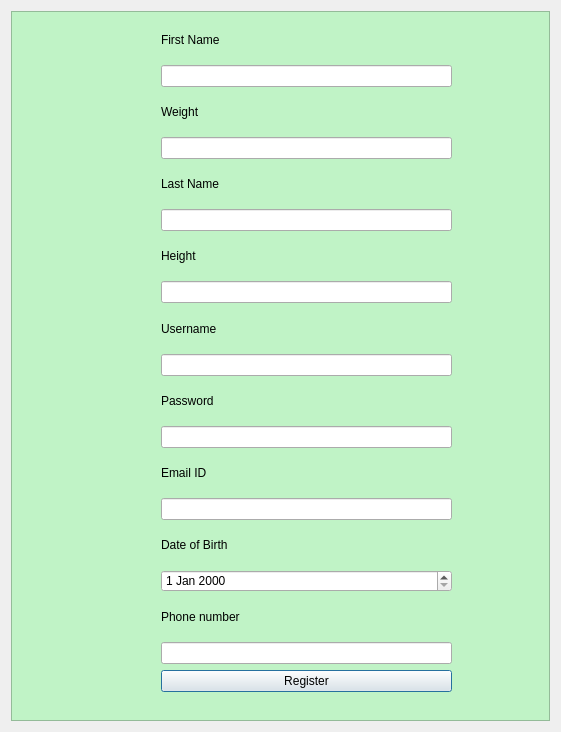
burr1to/kaizen, file Kaizen/signup.ui: the form before one commit.
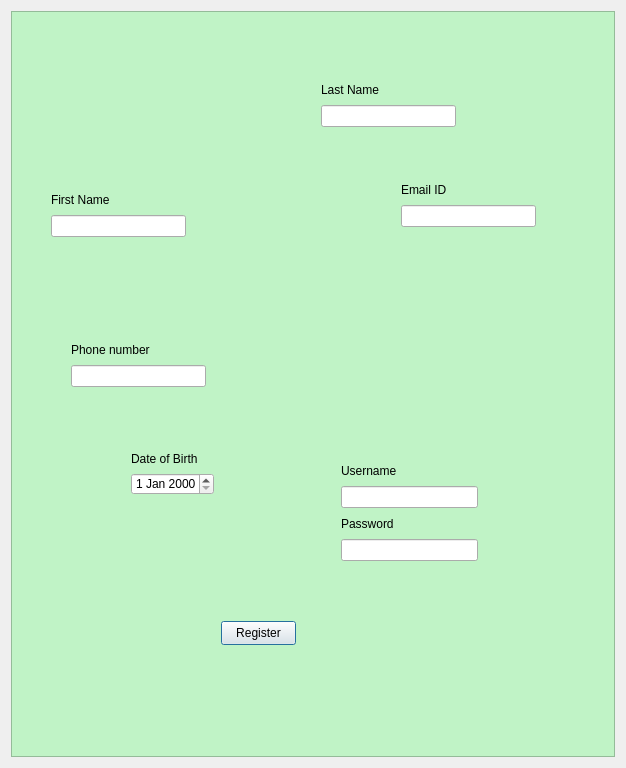
The form after the commit.

```diff
--- a/Kaizen/signup.ui
+++ b/Kaizen/signup.ui
@@ -6,8 +6,8 @@
    <rect>
     <x>0</x>
     <y>0</y>
-    <width>561</width>
-    <height>732</height>
+    <width>626</width>
+    <height>768</height>
    </rect>
   </property>
   <property name="windowTitle">
@@ -27,47 +27,50 @@
      <property name="frameShadow">
       <enum>QFrame::Raised</enum>
      </property>
-     <widget class="QWidget" name="">
+     <widget class="QPushButton" name="pushButton">
       <property name="geometry">
        <rect>
-        <x>150</x>
-        <y>10</y>
-        <width>291</width>
-        <height>671</height>
+        <x>210</x>
+        <y>610</y>
+        <width>75</width>
+        <height>24</height>
        </rect>
       </property>
-      <layout class="QVBoxLayout" name="verticalLayout_11">
-       <item>
-        <layout class="QVBoxLayout" name="verticalLayout_10">
-         <item>
-          <layout class="QVBoxLayout" name="verticalLayout">
-           <item>
-            <widget class="QLabel" name="label">
              <property name="text">
-              <string>First Name</string>
-             </property>
-            </widget>
-           </item>
+       <string>Register</string>
+      </property>
+     </widget>
+     <widget class="QWidget" name="layoutWidget">
+      <property name="geometry">
+       <rect>
+        <x>120</x>
+        <y>440</y>
+        <width>83</width>
+        <height>44</height>
+       </rect>
+      </property>
+      <layout class="QVBoxLayout" name="verticalLayout_5">
            <item>
-            <widget class="QLineEdit" name="lineEdit"/>
-           </item>
-          </layout>
-         </item>
-         <item>
-          <layout class="QVBoxLayout" name="verticalLayout_6">
-           <item>
-            <widget class="QLabel" name="label_6">
+        <widget class="QLabel" name="label_5">
              <property name="text">
-              <string>Weight</string>
+          <string>Date of Birth</string>
              </property>
             </widget>
            </item>
            <item>
-            <widget class="QLineEdit" name="lineEdit_5"/>
-           </item>
-          </layout>
-         </item>
-         <item>
+        <widget class="QDateEdit" name="dob"/>
+       </item>
+      </layout>
+     </widget>
+     <widget class="QWidget" name="layoutWidget">
+      <property name="geometry">
+       <rect>
+        <x>310</x>
+        <y>70</y>
+        <width>135</width>
+        <height>46</height>
+       </rect>
+      </property>
           <layout class="QVBoxLayout" name="verticalLayout_2">
            <item>
             <widget class="QLabel" name="label_2">
@@ -77,53 +80,19 @@
             </widget>
            </item>
            <item>
-            <widget class="QLineEdit" name="lineEdit_2"/>
-           </item>
-          </layout>
-         </item>
-         <item>
-          <layout class="QVBoxLayout" name="verticalLayout_7">
-           <item>
-            <widget class="QLabel" name="label_7">
-             <property name="text">
-              <string>Height</string>
-             </property>
-            </widget>
-           </item>
-           <item>
-            <widget class="QLineEdit" name="lineEdit_6"/>
-           </item>
-          </layout>
-         </item>
-         <item>
-          <layout class="QVBoxLayout" name="verticalLayout_3">
-           <item>
-            <widget class="QLabel" name="label_3">
-             <property name="text">
-              <string>Username</string>
-             </property>
-            </widget>
-           </item>
-           <item>
-            <widget class="QLineEdit" name="lineEdit_3"/>
-           </item>
-          </layout>
-         </item>
-         <item>
-          <layout class="QVBoxLayout" name="verticalLayout_4">
-           <item>
-            <widget class="QLabel" name="label_4">
-             <property name="text">
-              <string>Password</string>
-             </property>
-            </widget>
-           </item>
-           <item>
-            <widget class="QLineEdit" name="lineEdit_4"/>
-           </item>
-          </layout>
-         </item>
-         <item>
+        <widget class="QLineEdit" name="l_name"/>
+       </item>
+      </layout>
+     </widget>
+     <widget class="QWidget" name="layoutWidget">
+      <property name="geometry">
+       <rect>
+        <x>390</x>
+        <y>170</y>
+        <width>135</width>
+        <height>46</height>
+       </rect>
+      </property>
           <layout class="QVBoxLayout" name="verticalLayout_8">
            <item>
             <widget class="QLabel" name="label_8">
@@ -133,25 +102,41 @@
             </widget>
            </item>
            <item>
-            <widget class="QLineEdit" name="lineEdit_7"/>
-           </item>
-          </layout>
-         </item>
+        <widget class="QLineEdit" name="email"/>
+       </item>
+      </layout>
+     </widget>
+     <widget class="QWidget" name="layoutWidget">
+      <property name="geometry">
+       <rect>
+        <x>40</x>
+        <y>180</y>
+        <width>135</width>
+        <height>46</height>
+       </rect>
+      </property>
+      <layout class="QVBoxLayout" name="verticalLayout">
          <item>
-          <layout class="QVBoxLayout" name="verticalLayout_5">
-           <item>
-            <widget class="QLabel" name="label_5">
+        <widget class="QLabel" name="label">
              <property name="text">
-              <string>Date of Birth</string>
+          <string>First Name</string>
              </property>
             </widget>
            </item>
            <item>
-            <widget class="QDateEdit" name="dateEdit"/>
-           </item>
-          </layout>
-         </item>
-         <item>
+        <widget class="QLineEdit" name="f_name"/>
+       </item>
+      </layout>
+     </widget>
+     <widget class="QWidget" name="layoutWidget">
+      <property name="geometry">
+       <rect>
+        <x>60</x>
+        <y>330</y>
+        <width>135</width>
+        <height>46</height>
+       </rect>
+      </property>
           <layout class="QVBoxLayout" name="verticalLayout_9">
            <item>
             <widget class="QLabel" name="label_9">
@@ -161,18 +146,47 @@
             </widget>
            </item>
            <item>
-            <widget class="QLineEdit" name="lineEdit_8"/>
-           </item>
-          </layout>
+        <widget class="QLineEdit" name="phone"/>
+       </item>
+      </layout>
+     </widget>
+     <widget class="QWidget" name="layoutWidget">
+      <property name="geometry">
+       <rect>
+        <x>330</x>
+        <y>450</y>
+        <width>137</width>
+        <height>100</height>
+       </rect>
+      </property>
+      <layout class="QVBoxLayout" name="verticalLayout_10">
+       <item>
+        <layout class="QVBoxLayout" name="verticalLayout_3">
+         <item>
+          <widget class="QLabel" name="label_3">
+           <property name="text">
+            <string>Username</string>
+           </property>
+          </widget>
          </item>
+         <item>
+          <widget class="QLineEdit" name="username"/>
+         </item>
         </layout>
        </item>
        <item>
-        <widget class="QPushButton" name="pushButton">
+        <layout class="QVBoxLayout" name="verticalLayout_4">
+         <item>
+          <widget class="QLabel" name="label_4">
          <property name="text">
-          <string>Register</string>
-         </property>
-        </widget>
+            <string>Password</string>
+           </property>
+          </widget>
+         </item>
+         <item>
+          <widget class="QLineEdit" name="password"/>
+         </item>
+        </layout>
        </item>
       </layout>
      </widget>
```
Lines whose indentation alone changed are shown as unchanged.
